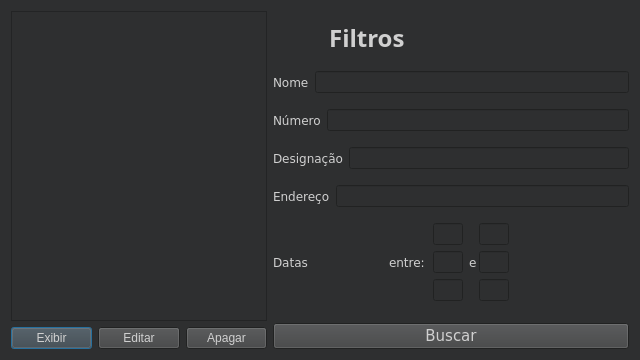
This is bin/edit.ui in NBrcS/Payroll-System as Qt 5 draws it before an edit. The edited form follows.
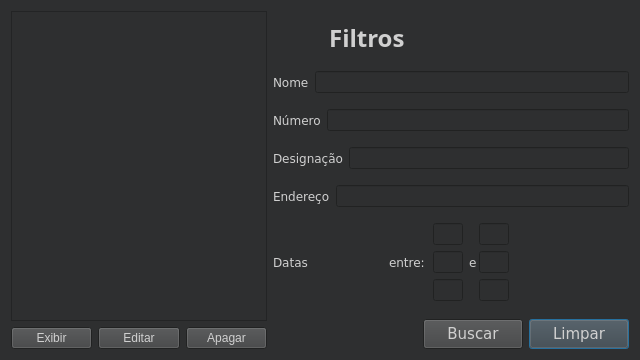
This is the edited form.

```diff
--- a/bin/edit.ui
+++ b/bin/edit.ui
@@ -447,7 +447,7 @@
    <string>Dialog</string>
   </property>
   <layout class="QGridLayout" name="gridLayout">
-   <item row="0" column="1" rowspan="3" colspan="2">
+   <item row="0" column="1" rowspan="3" colspan="3">
     <layout class="QVBoxLayout" name="verticalLayout">
      <item>
       <widget class="QLabel" name="label_filter">
@@ -4927,6 +4927,25 @@
      </item>
     </layout>
    </item>
+   <item row="3" column="3">
+    <widget class="QPushButton" name="pushButton">
+     <property name="maximumSize">
+      <size>
+       <width>100</width>
+       <height>30</height>
+      </size>
+     </property>
+     <property name="font">
+      <font>
+       <family>Verdana</family>
+       <pointsize>11</pointsize>
+      </font>
+     </property>
+     <property name="text">
+      <string>Limpar</string>
+     </property>
+    </widget>
+   </item>
    <item row="0" column="0" rowspan="4">
     <layout class="QVBoxLayout" name="verticalLayout_3">
      <item>
@@ -4966,8 +4985,14 @@
      </item>
     </layout>
    </item>
-   <item row="3" column="1" colspan="2">
+   <item row="3" column="2">
     <widget class="QPushButton" name="bt_search">
+     <property name="maximumSize">
+      <size>
+       <width>100</width>
+       <height>30</height>
+      </size>
+     </property>
      <property name="font">
       <font>
        <family>Verdana</family>
```
